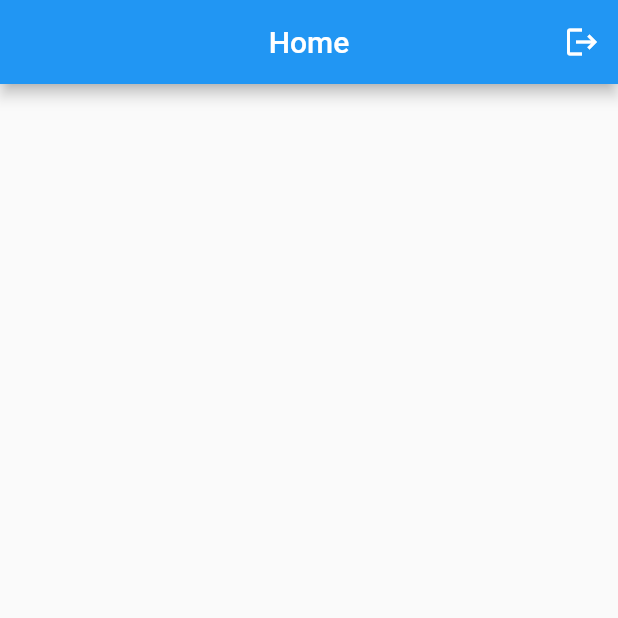
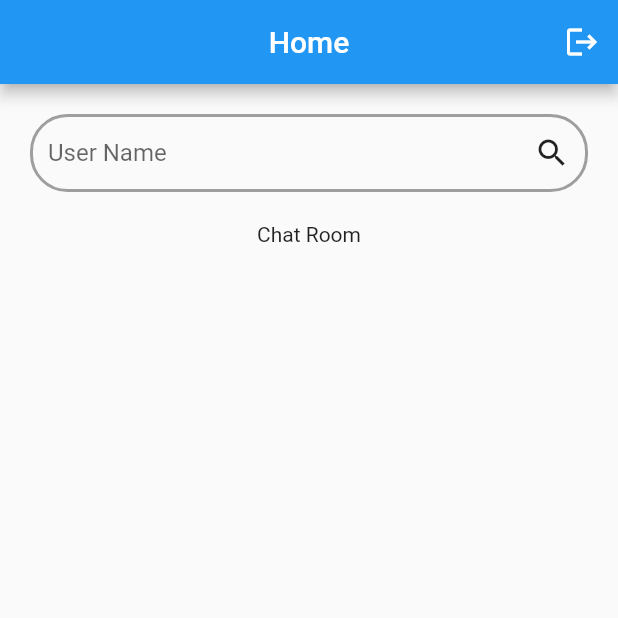
Before and after one commit to Imnmania/Flutter-Firebase-Chat, a Flutter app: the HomePage screen opened directly, on a phone screen of 412 x 824 dp, the top half of it. Run offline on Flutter 3.47's test engine with Material 2 defaults, Android fonts, the phone set to English and light mode, and no system bars; our stand-ins replace cloud_firestore, firebase_auth, firebase_core, google_sign_in, shared_preferences; accounts and stored records are empty.

Commit message:
user search success || profileUrl success

```diff
--- a/lib/services/auth.dart
+++ b/lib/services/auth.dart
@@ -57,7 +57,7 @@ class AuthMethods {
     }
   }
 
-  signOut() async {
+  Future signOut() async {
     SharedPreferences prefs = await SharedPreferences.getInstance();
     prefs.clear();
     // for google
--- a/lib/views/home_page.dart
+++ b/lib/views/home_page.dart
@@ -1,8 +1,72 @@
+import 'package:cloud_firestore/cloud_firestore.dart';
 import 'package:flutter/material.dart';
 import 'package:flutter_chat_firebase_2/services/auth.dart';
+import 'package:flutter_chat_firebase_2/services/database.dart';
 import 'package:flutter_chat_firebase_2/views/sign_in.dart';
 
-class HomePage extends StatelessWidget {
+class HomePage extends StatefulWidget {
+  @override
+  _HomePageState createState() => _HomePageState();
+}
+
+class _HomePageState extends State<HomePage> {
+  //
+  bool isSearching = false;
+  Stream usersStream;
+
+  final searchEditingController = TextEditingController();
+
+  onSearchButtonClick() async {
+    setState(() {
+      isSearching = true;
+    });
+    usersStream =
+        await DatabaseMethods().getUserByUserName(searchEditingController.text);
+    setState(() {});
+    print('search clicked');
+  }
+
+  // Custom ListTile for chat list
+  // Widget searchUserListTile(String profileUrl, name, email) {
+  //   return Row(
+  //     children: [
+  //       Image.network(profileUrl),
+  //     ],
+  //   );
+  // }
+
+  // Custom stream widget for users
+  Widget searchUsersList() {
+    return StreamBuilder(
+      stream: usersStream,
+      builder: (context, snapshot) {
+        return snapshot.hasData
+            ? ListView.builder(
+                itemCount: snapshot.data.docs.length,
+                shrinkWrap: true,
+                itemBuilder: (context, index) {
+                  DocumentSnapshot ds = snapshot.data.docs[index];
+                  // return searchListUserTile(
+                  //     profileUrl: ds["imgUrl"],
+                  //     name: ds["name"],
+                  //     email: ds["email"],
+                  //     username: ds["username"]);
+                  return Image.network(ds["profileUrl"]);
+                },
+              )
+            : Center(
+                child: CircularProgressIndicator(),
+              );
+      },
+    );
+  }
+
+  // Custom stream widget for chatrooms
+  Widget chatRoomsList() {
+    return Text('Chat Room');
+  }
+
+  // Main build method
   @override
   Widget build(BuildContext context) {
     return Scaffold(
@@ -24,6 +88,69 @@ class HomePage extends StatelessWidget {
           ),
         ],
       ),
+      body: Container(
+        margin: EdgeInsets.symmetric(horizontal: 20),
+        child: SingleChildScrollView(
+          child: Column(
+            children: [
+              Row(
+                children: [
+                  isSearching
+                      ? Padding(
+                          padding: EdgeInsets.only(right: 12),
+                          child: GestureDetector(
+                            onTap: () {
+                              setState(() {
+                                isSearching = false;
+                                searchEditingController.clear();
+                              });
+                            },
+                            child: Icon(Icons.arrow_back),
+                          ),
+                        )
+                      : Container(),
+                  Expanded(
+                    child: Container(
+                      margin: EdgeInsets.symmetric(vertical: 20),
+                      padding: EdgeInsets.symmetric(horizontal: 10),
+                      decoration: BoxDecoration(
+                        border: Border.all(
+                          color: Colors.grey,
+                          width: 2.0,
+                          style: BorderStyle.solid,
+                        ),
+                        borderRadius: BorderRadius.circular(25),
+                      ),
+                      child: Row(
+                        children: [
+                          Expanded(
+                            child: TextField(
+                              controller: searchEditingController,
+                              decoration: InputDecoration(
+                                border: InputBorder.none,
+                                hintText: "User Name",
+                              ),
+                            ),
+                          ),
+                          GestureDetector(
+                            onTap: () {
+                              if (searchEditingController.text != "" || null) {
+                                onSearchButtonClick();
+                              }
+                            },
+                            child: Icon(Icons.search),
+                          ),
+                        ],
+                      ),
+                    ),
+                  ),
+                ],
+              ),
+              isSearching ? searchUsersList() : chatRoomsList(),
+            ],
+          ),
+        ),
+      ),
     );
   }
 }
```
Also changed, not shown: lib/services/database.dart (+11 -1 lines), pubspec.yaml (+6 -6 lines).
